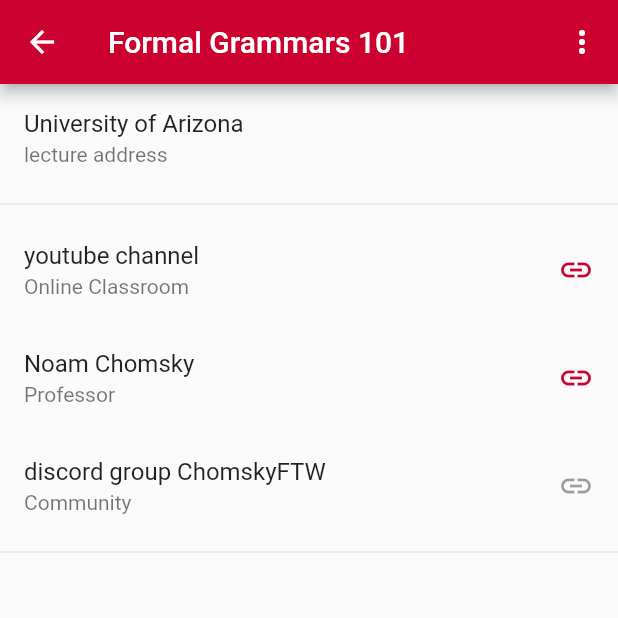
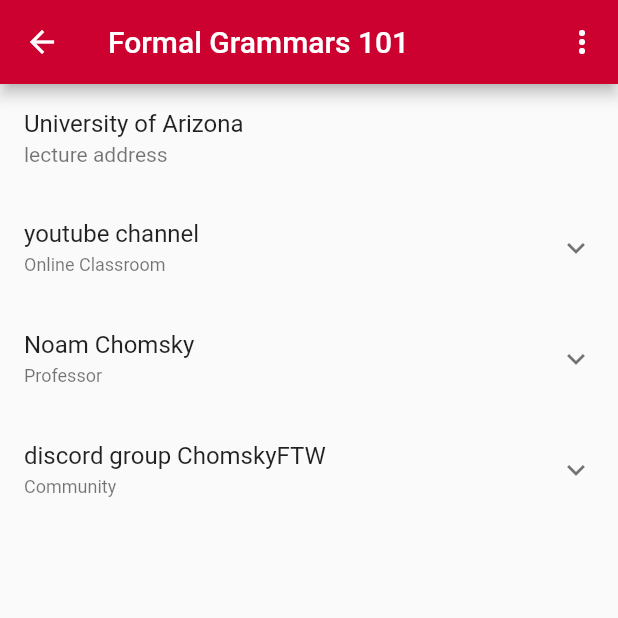
Before and after one commit to Goshagosha/ordnerd, a Flutter app: the LectureRoute screen opened directly with empty values, on a phone screen of 412 x 824 dp, the top half of it. Run offline on Flutter 3.47's test engine with Material 2 defaults, Android fonts, the phone set to English and light mode, and no system bars; our stand-ins replace sqflite, tuple; accounts and stored records are empty.

Commit message:
- Popups on trying to save a link with no name - Added link.extra editor dialog - To accomodate for link.extra, links are now expandable cards - Tiny bit of refactor

```diff
--- a/lib/lecture.dart
+++ b/lib/lecture.dart
@@ -120,16 +120,16 @@
                                 context: context,
                                 builder: (context) {
                                   return AlertDialog(
-                                    title: Text("Are you sure?"),
+                                    title: const Text("Are you sure?"),
                                     actions: [
                                       TextButton(
                                           onPressed: () =>
                                               Navigator.of(context).pop(false),
-                                          child: Text("Cancel")),
+                                          child: const Text("Cancel")),
                                       TextButton(
                                           onPressed: () =>
                                               Navigator.of(context).pop(true),
-                                          child: Text("Delete"))
+                                          child: const Text("Delete"))
                                     ],
                                   );
                                 }).then((confirmed) {
@@ -158,10 +158,8 @@
                         title: Text(widget.lecture.tutoriumAddress),
                         subtitle: const Text("tutorium address"),
                       ),
-                    const Divider(),
                     for (Link each in widget.lecture.links.values)
                       if (each.name.isNotEmpty) LinkWidget(link: each),
-                    const Divider(),
                     if (widget.lecture.customNotes.isNotEmpty)
                       Text(widget.lecture.customNotes)
                   ],
--- a/lib/link.dart
+++ b/lib/link.dart
@@ -30,39 +30,63 @@
   }
 }
 
-class LinkWidget extends StatelessWidget {
+class LinkWidget extends StatefulWidget {
   final Link link;
 
   const LinkWidget({Key? key, required this.link}) : super(key: key);
 
   @override
+  State<LinkWidget> createState() => _LinkWidgetState();
+}
+
+class _LinkWidgetState extends State<LinkWidget> {
+  @override
   Widget build(BuildContext context) {
-    return ListTile(
-        title: Text(link.name),
-        subtitle: Text(link.type),
+    return ExpansionTile(
+      title: Text(widget.link.name),
+      subtitle: Text(
+        widget.link.type,
+        style: Theme.of(context).textTheme.caption,
+      ),
+      children: [
+        if (widget.link.link != '')
+          ListTile(
+              title: Text(
+                widget.link.link,
+                style: Theme.of(context).textTheme.bodyText1,
+              ),
               onTap: () {
-          if (link.link != '') {
-            canLaunch(link.uritype.protocol() + link.link).then((value) {
+                canLaunch(widget.link.uritype.protocol() + widget.link.link)
+                    .then((value) {
                   if (value) {
-                launch(link.uritype.protocol() + link.link);
+                    launch(widget.link.uritype.protocol() + widget.link.link);
                   } else {
                     ScaffoldMessenger.of(context).showSnackBar(const SnackBar(
                         content: Text("The link can not be opened")));
                   }
                 });
-          }
               },
-        onLongPress: () {
-          String content = link.link == '' ? link.name : link.link;
-          Clipboard.setData(ClipboardData(text: content));
-          ScaffoldMessenger.of(context).showSnackBar(
-              SnackBar(content: Text(content + " copied to clipboard")));
+              trailing: Icon(widget.link.uritype == URItype.http
+                  ? Icons.link
+                  : Icons.alternate_email)),
+        if (widget.link.extra != '')
+          InkWell(
+            child: ListTile(
+                title: Text(
+                  widget.link.extra,
+                  style: Theme.of(context).textTheme.bodyText1,
+                ),
+                onTap: () {
+                  Clipboard.setData(ClipboardData(text: widget.link.extra));
+                  ScaffoldMessenger.of(context).showSnackBar(SnackBar(
+                      content: Text(
+                          "${widget.link.extra} copied to the clipboard")));
                 },
-        trailing: Icon(
-          Icons.link,
-          color: (link.link != '')
-              ? Theme.of(context).primaryColor
-              : Theme.of(context).disabledColor,
-        ));
+                trailing: const Icon(
+                  Icons.short_text,
+                )),
+          ),
+      ],
+    );
   }
 }
```
Also changed, not shown: lib/db_controller.dart (+3 -5 lines), lib/link_edit.dart (+80 -8 lines), 1 other file. Lines whose indentation alone changed are shown as unchanged.
